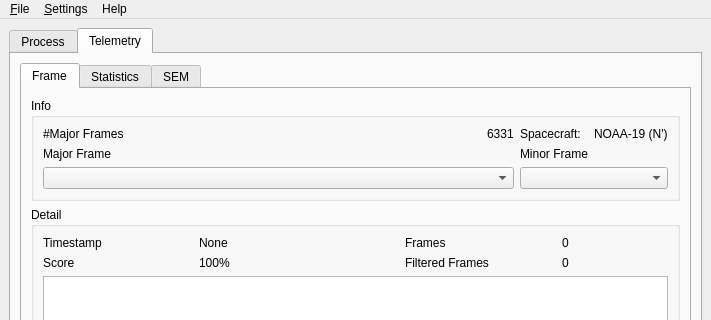
Qt form src/gui/qtDesigner/Main.ui (Xeratec/NOAA-DSB) before a commit; both pictures show x 0 to 711 and y 0 to 320 of the 711 by 894 pixel window.
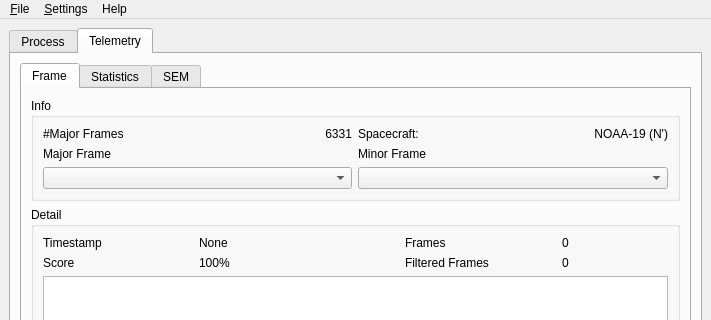
The same form after that commit.

```diff
--- a/src/gui/qtDesigner/Main.ui
+++ b/src/gui/qtDesigner/Main.ui
@@ -459,7 +459,7 @@
                  <property name="title">
                   <string>Info</string>
                  </property>
-                 <layout class="QGridLayout" name="gridLayout_10" rowstretch="0,0,0,0,0,0,0" columnstretch="3,0,0,0">
+                 <layout class="QGridLayout" name="gridLayout_10" rowstretch="0,0,0,0,0,0,0" columnstretch="3,2,3,2">
                   <item row="3" column="0">
                    <widget class="QLabel" name="lFrameMajorFrame_2">
                     <property name="text">
@@ -496,6 +496,9 @@
                     <property name="text">
                      <string>NOAA-19 (N')</string>
                     </property>
+                    <property name="alignment">
+                     <set>Qt::AlignRight|Qt::AlignTrailing|Qt::AlignVCenter</set>
+                    </property>
                    </widget>
                   </item>
                   <item row="4" column="2" colspan="2">
@@ -506,6 +509,9 @@
                     <property name="text">
                      <string>6331</string>
                     </property>
+                    <property name="alignment">
+                     <set>Qt::AlignRight|Qt::AlignTrailing|Qt::AlignVCenter</set>
+                    </property>
                    </widget>
                   </item>
                  </layout>
```
Left out of the diff: 45 changed lines with no effect on the pictures.
